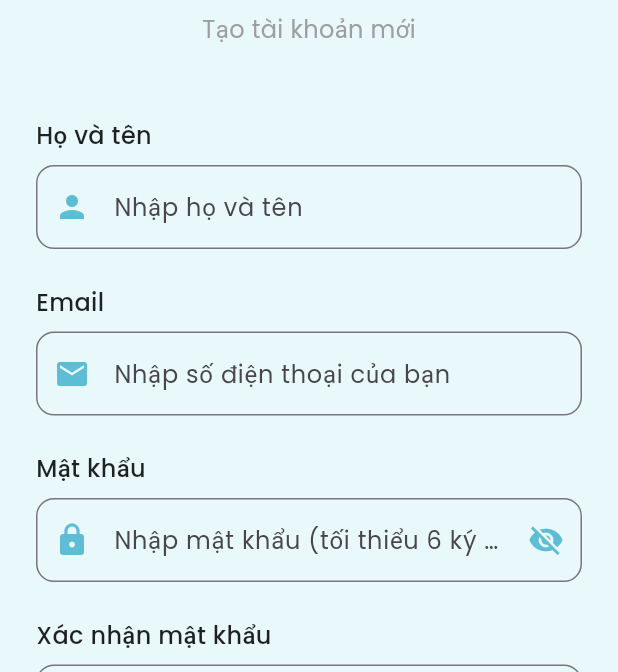
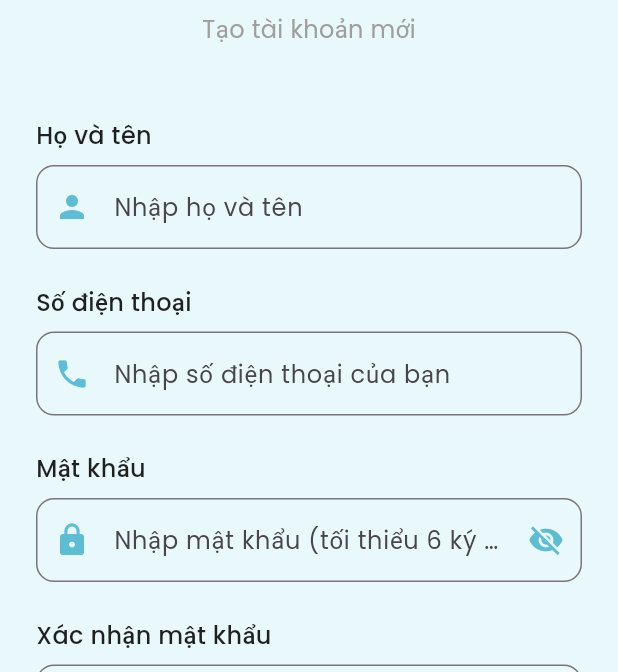
Before and after one commit to Nongcode/BTL_Android, a Flutter app: the screen it shows after launch, after a tap on "Đăng ký ngay", on a phone screen of 412 x 824 dp, the part 564-1236 px from its top. Run offline on Flutter 3.47's test engine with Material 3 defaults, Android fonts, the light colour scheme and no system bars; our stand-ins replace flutter_svg, google_fonts.

Commit message:
update login and register_sceen

```diff
--- a/lib/features/auth/presentation/screens/login_screen.dart
+++ b/lib/features/auth/presentation/screens/login_screen.dart
@@ -57,7 +57,7 @@ class _LoginScreenState extends State<LoginScreen> {
 
               // Email field
               const Text(
-                'Email',
+                'Số điện thoại',
                 style: TextStyle(
                   fontSize: 16,
                   fontWeight: FontWeight.w500,
@@ -70,7 +70,7 @@ class _LoginScreenState extends State<LoginScreen> {
                 keyboardType: TextInputType.emailAddress,
                 decoration: InputDecoration(
                   hintText: 'Nhập số điện thoại của bạn',
-                  prefixIcon: const Icon(Icons.email, color: Color(0xFF5DBDD4)),
+                  prefixIcon: const Icon(Icons.phone, color: Color(0xFF5DBDD4)),
                   border: OutlineInputBorder(
                     borderRadius: BorderRadius.circular(12),
                     borderSide: const BorderSide(color: Colors.grey),
--- a/lib/features/auth/presentation/screens/register_screen.dart
+++ b/lib/features/auth/presentation/screens/register_screen.dart
@@ -91,7 +91,7 @@ class _RegisterScreenState extends State<RegisterScreen> {
 
               // Email field
               const Text(
-                'Email',
+                'Số điện thoại',
                 style: TextStyle(
                   fontSize: 16,
                   fontWeight: FontWeight.w500,
@@ -104,7 +104,7 @@ class _RegisterScreenState extends State<RegisterScreen> {
                 keyboardType: TextInputType.emailAddress,
                 decoration: InputDecoration(
                   hintText: 'Nhập số điện thoại của bạn',
-                  prefixIcon: const Icon(Icons.email, color: Color(0xFF5DBDD4)),
+                  prefixIcon: const Icon(Icons.phone, color: Color(0xFF5DBDD4)),
                   border: OutlineInputBorder(
                     borderRadius: BorderRadius.circular(12),
                     borderSide: const BorderSide(color: Colors.grey),
```
Also changed, not shown: pubspec.lock.
